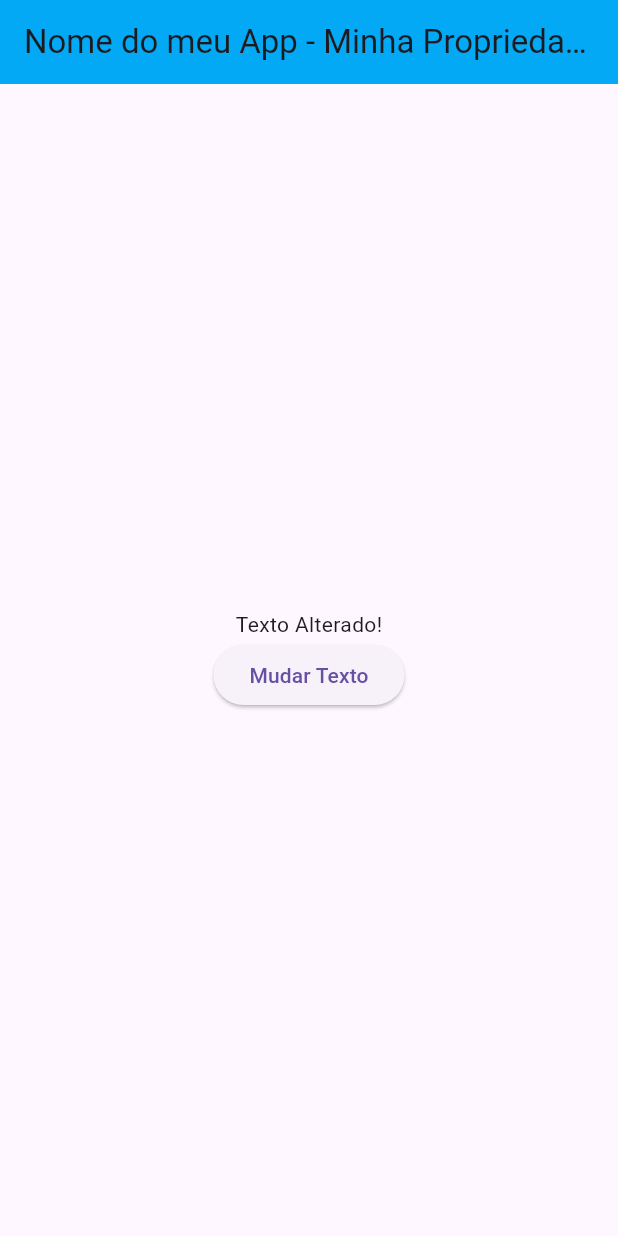
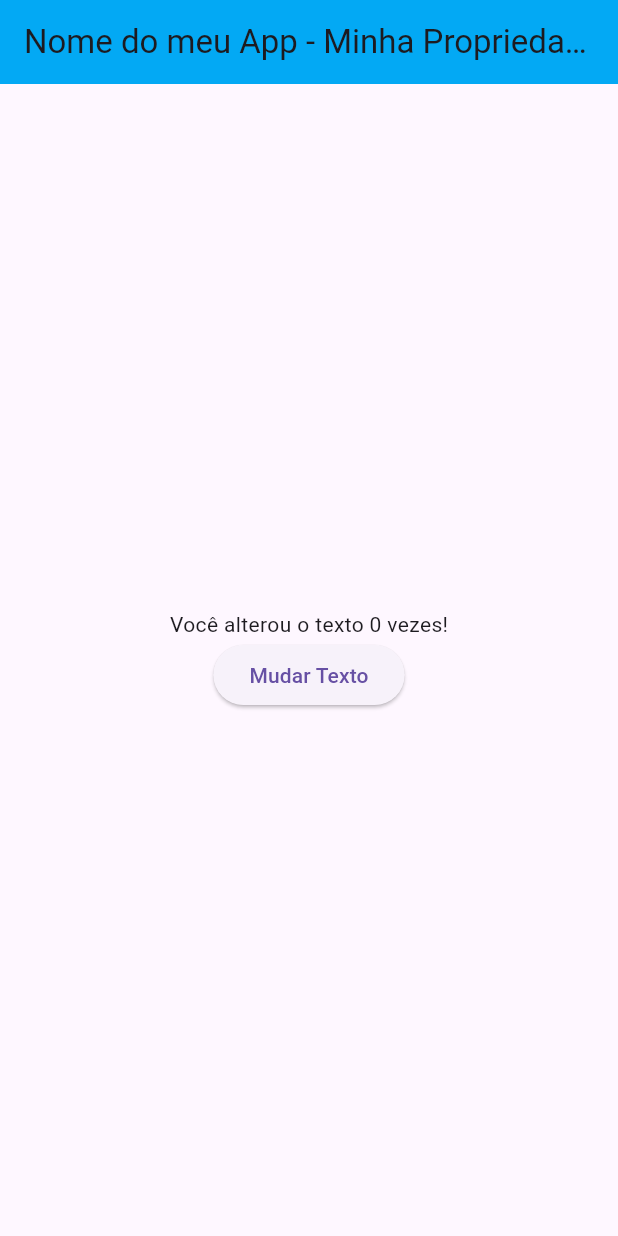
Before and after one commit to EduLucas23/trabalho-flutter, a Flutter app: the screen it shows after launch, after a tap on "Mudar Texto", on a phone screen of 412 x 824 dp. Run offline on Flutter 3.47's test engine with Material 3 defaults, Android fonts, the phone set to English and light mode, and no system bars.

Commit message:
Atualizacao ATIVIDADE CONTADOR

```diff
--- a/trabalho_flutter/lib/main.dart
+++ b/trabalho_flutter/lib/main.dart
@@ -35,6 +35,7 @@ class PaginaInicial extends StatefulWidget{
 class _PaginaInicialState extends State<PaginaInicial>{
 
 String texto = "Olá Mundo!";
+int contador = 0;
 
   @override
     Widget build(BuildContext context){
@@ -47,7 +48,8 @@ String texto = "Olá Mundo!";
           child: Text("Mudar Texto"),
           onPressed: () {
             setState(() {
-              texto = "Texto Alterado!";
+              texto = "Você alterou o texto $contador vezes!";
+              contador++;
             });
             },
         )
```
